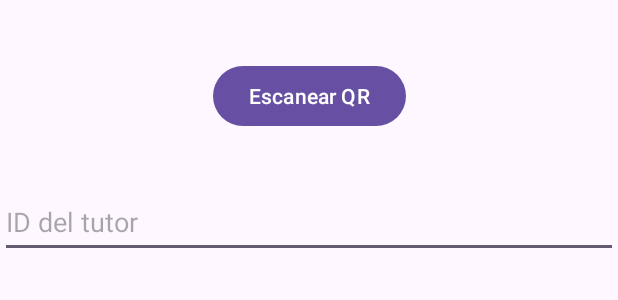
After one commit to DiegoWitron234/KindersControl, an Android app: the layout activity_leer_qr.xml on its own in the app's theme, with its tools: preview values and no code run, on a phone screen of 412 x 824 dp. The commit adds this screen. Shown: the top 300 px of the screen. Run offline under Robolectric (Android 15) with nearby library versions, the light colour scheme and no system bars.

Commit message:
Se agregó nuevamente el lector de QR

```diff
--- a/app/build.gradle.kts
+++ b/app/build.gradle.kts
@@ -59,7 +59,7 @@ dependencies {
     implementation("com.google.firebase:firebase-database-ktx")
     implementation("com.google.firebase:firebase-messaging")
 
-    //QR
     implementation ("com.google.zxing:core:3.4.1")
 
+    implementation ("com.journeyapps:zxing-android-embedded:4.3.0")
 }
--- a/app/src/main/res/layout/activity_display_qr.xml
+++ b/app/src/main/res/layout/activity_display_qr.xml
@@ -1,7 +1,9 @@
 <?xml version="1.0" encoding="utf-8"?>
 <RelativeLayout xmlns:android="http://schemas.android.com/apk/res/android"
     android:layout_width="match_parent"
-    android:layout_height="match_parent">
+    android:layout_height="match_parent"
+    xmlns:tools="http://schemas.android.com/tools"
+    tools:context=".DisplayQRActivity">
 
     <ImageView
         android:id="@+id/qr_image"
--- /dev/null
+++ b/app/src/main/res/layout/activity_leer_qr.xml
@@ -0,0 +1,30 @@
+<?xml version="1.0" encoding="utf-8"?>
+<androidx.constraintlayout.widget.ConstraintLayout xmlns:android="http://schemas.android.com/apk/res/android"
+    xmlns:app="http://schemas.android.com/apk/res-auto"
+    xmlns:tools="http://schemas.android.com/tools"
+    android:layout_width="match_parent"
+    android:layout_height="match_parent"
+    tools:context=".LeerQR_Activity">
+
+    <Button
+        android:id="@+id/btnScan"
+        android:layout_width="wrap_content"
+        android:layout_height="wrap_content"
+        android:layout_marginTop="40dp"
+        android:text="Escanear QR"
+        app:layout_constraintEnd_toEndOf="parent"
+        app:layout_constraintStart_toStartOf="parent"
+        app:layout_constraintTop_toTopOf="parent" />
+
+    <EditText
+        android:id="@+id/txtResultado"
+        android:layout_width="match_parent"
+        android:layout_height="48dp"
+        android:layout_marginTop="36dp"
+        android:ems="10"
+        android:inputType="text"
+        app:layout_constraintEnd_toEndOf="parent"
+        app:layout_constraintStart_toStartOf="parent"
+        android:hint="ID del tutor"
+        app:layout_constraintTop_toBottomOf="@+id/btnScan" />
+</androidx.constraintlayout.widget.ConstraintLayout>
--- a/app/src/main/res/layout/activity_panel_usuario.xml
+++ b/app/src/main/res/layout/activity_panel_usuario.xml
@@ -11,7 +11,6 @@
         android:layout_width="wrap_content"
         android:layout_height="wrap_content"
         android:text="Mostrar QR"
-        android:onClick="fnMostrarQR"
         app:layout_constraintBottom_toBottomOf="parent"
         app:layout_constraintEnd_toEndOf="parent"
         app:layout_constraintStart_toStartOf="parent"
```
Also changed, not shown: app/src/main/AndroidManifest.xml (+7 -10 lines), app/src/main/java/com/miraimx/kinderscontrol/LeerQR_Activity.java (added, +53 -0 lines), app/src/main/java/com/miraimx/kinderscontrol/PanelAdmin.kt (+7 -1 lines), app/src/main/java/com/miraimx/kinderscontrol/PanelUsuario.kt (+8 -4 lines).
